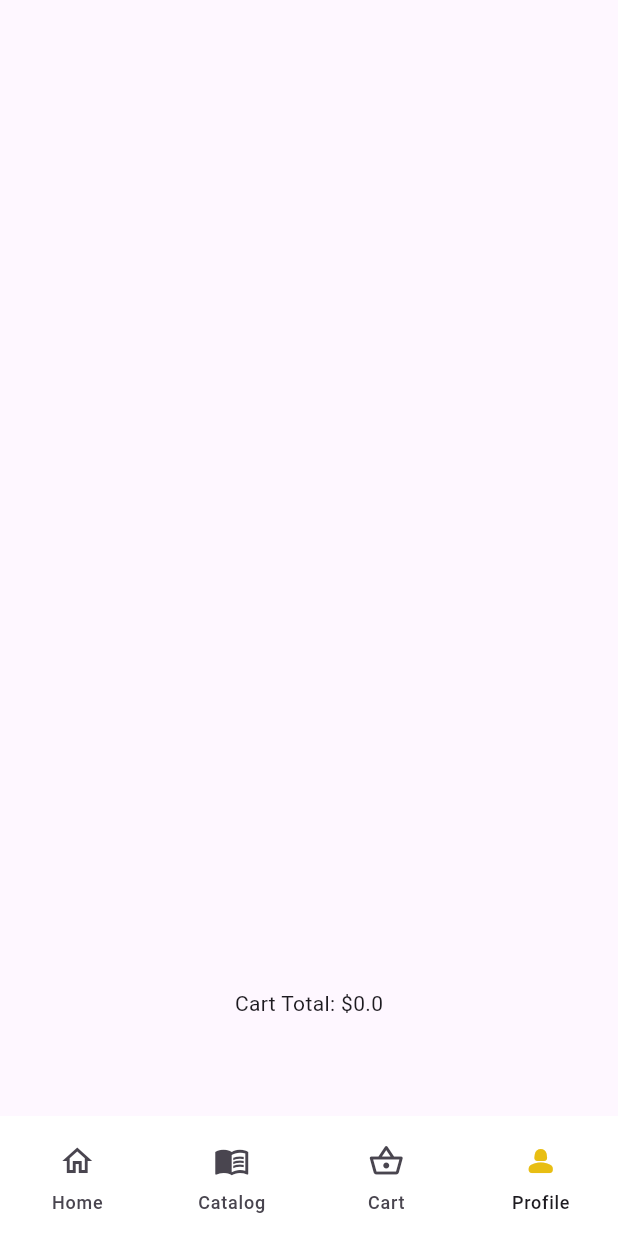
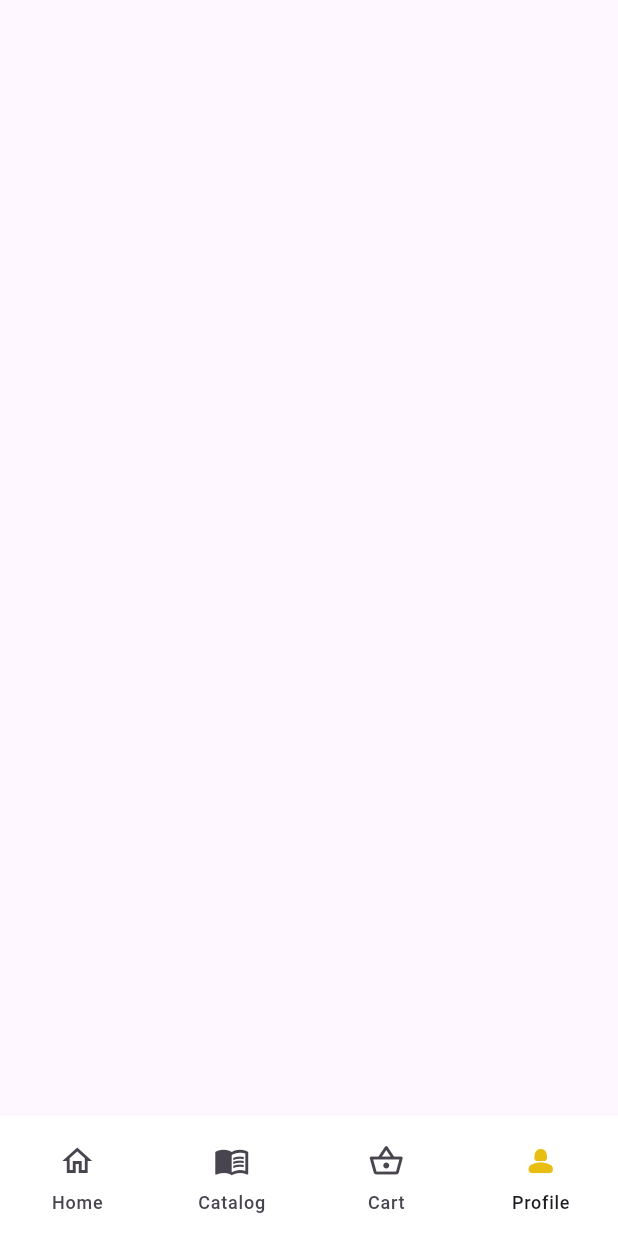
Before and after one commit to donnalynnn/flutter_petshop_provider_ReromaDonnalyn, a Flutter app: the screen it shows after launch, item 4 of the bottom bar chosen, on a phone screen of 412 x 824 dp. Run offline on Flutter 3.47's test engine with Material 3 defaults, Android fonts, the phone set to English and light mode, and no system bars; our stand-ins replace flutter_svg, google_fonts; missing offline and left inert: icon_checkbox.

```diff
--- a/lib/main.dart
+++ b/lib/main.dart
@@ -130,32 +130,7 @@ class _NavBarState extends State<NavBar> {
         // ),
 
         /// profile page
-        Consumer<CartProvider>(
-            builder: (context, provider, _) {
-              return Column(
-                children: [
-                  SizedBox(
-                    height: MediaQuery.sizeOf(context).height * 0.80,
-                    child: ListView.builder(
-                      itemCount: provider.items.length,
-                      itemBuilder: (context, index) {
-                        Animal item = provider.items[index];
-                        return ListTile(
-                          title: Text(
-                            item.animalName,
-                          ),
-                          onLongPress: () {
-                            provider.remove(item);
-                          },
-                        );
-                      },
-                    ),
-                  ),
-                  Text("Cart Total: \$${provider.getCartTotal()}")
-                ],
-              );
-            },
-          )
+        Container()
       ][currentPageIndex],
     );
   }
```
Also changed, not shown: lib/Screens/detailscreen.dart (+21 -10 lines).
